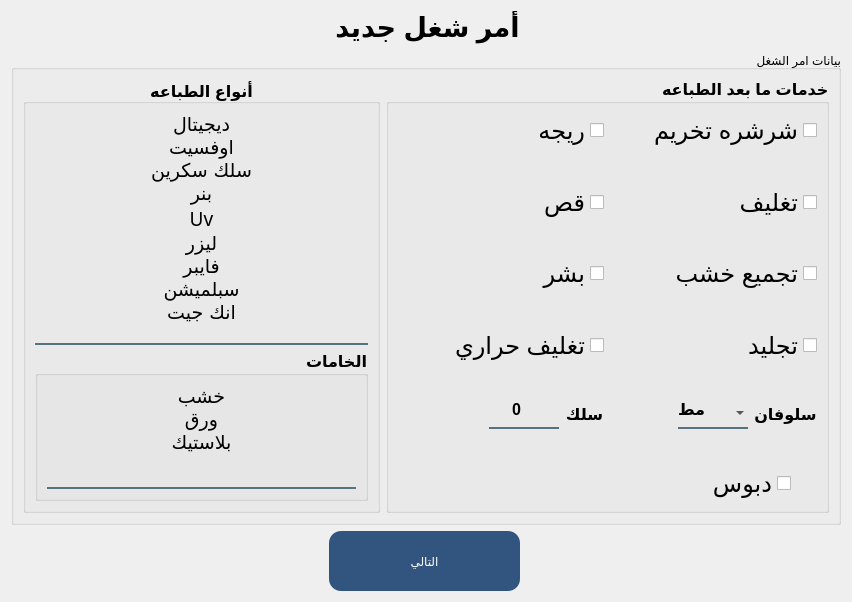
Abdel-RahmanSaied/treeAdvertising, file forms/newOrderData_view.ui: the form before one commit.
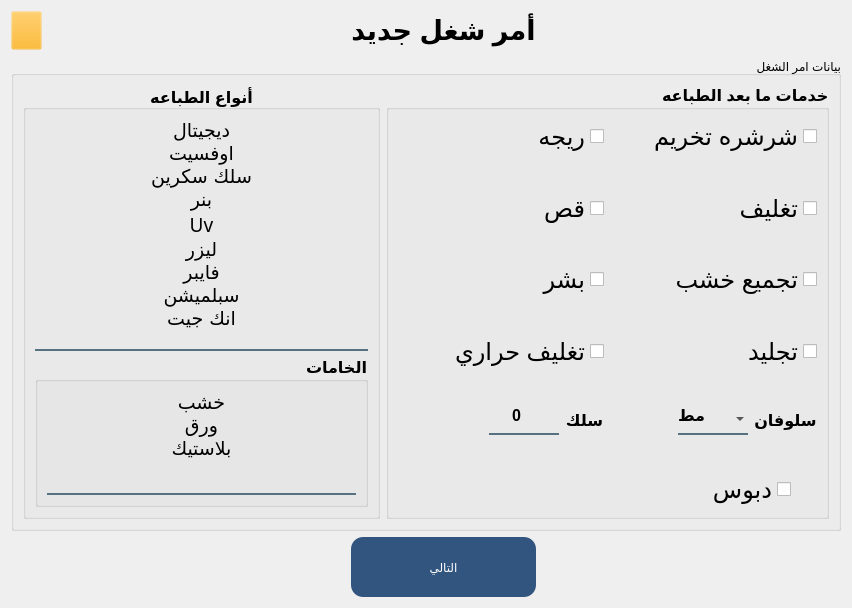
The form after the commit. Icons and pictures are not drawn.

What changed in the file:
```diff
--- a/forms/newOrderData_view.ui
+++ b/forms/newOrderData_view.ui
@@ -7,21 +7,53 @@
     <x>0</x>
     <y>0</y>
     <width>848</width>
-    <height>598</height>
+    <height>604</height>
    </rect>
   </property>
   <property name="windowTitle">
    <string>Form</string>
   </property>
   <layout class="QGridLayout" name="gridLayout_2">
-   <item row="0" column="3">
-    <spacer name="horizontalSpacer_11">
+   <item row="0" column="0">
+    <widget class="QPushButton" name="bck_btn">
+     <property name="minimumSize">
+      <size>
+       <width>31</width>
+       <height>39</height>
+      </size>
+     </property>
+     <property name="maximumSize">
+      <size>
+       <width>31</width>
+       <height>39</height>
+      </size>
+     </property>
+     <property name="styleSheet">
+      <string notr="true">background-color: rgb(255, 170, 0,4);</string>
+     </property>
+     <property name="text">
+      <string/>
+     </property>
+     <property name="icon">
+      <iconset resource="app_resources.qrc">
+       <normaloff>:/logo/images/icons8-back-67.png</normaloff>:/logo/images/icons8-back-67.png</iconset>
+     </property>
+     <property name="iconSize">
+      <size>
+       <width>31</width>
+       <height>39</height>
+      </size>
+     </property>
+    </widget>
+   </item>
+   <item row="0" column="1">
+    <spacer name="horizontalSpacer_10">
      <property name="orientation">
       <enum>Qt::Horizontal</enum>
      </property>
      <property name="sizeHint" stdset="0">
       <size>
-       <width>386</width>
+       <width>384</width>
        <height>20</height>
       </size>
      </property>
@@ -50,21 +82,8 @@
      </property>
     </widget>
    </item>
-   <item row="0" column="0" colspan="2">
-    <spacer name="horizontalSpacer_10">
-     <property name="orientation">
-      <enum>Qt::Horizontal</enum>
-     </property>
-     <property name="sizeHint" stdset="0">
-      <size>
-       <width>384</width>
-       <height>20</height>
-      </size>
-     </property>
-    </spacer>
-   </item>
-   <item row="2" column="3">
-    <spacer name="horizontalSpacer_2">
+   <item row="0" column="3">
+    <spacer name="horizontalSpacer_11">
      <property name="orientation">
       <enum>Qt::Horizontal</enum>
      </property>
@@ -76,46 +95,6 @@
      </property>
     </spacer>
    </item>
-   <item row="2" column="0">
-    <spacer name="horizontalSpacer">
-     <property name="orientation">
-      <enum>Qt::Horizontal</enum>
-     </property>
-     <property name="sizeHint" stdset="0">
-      <size>
-       <width>384</width>
-       <height>20</height>
-      </size>
-     </property>
-    </spacer>
-   </item>
-   <item row="2" column="1" colspan="2">
-    <widget class="QPushButton" name="next_btn">
-     <property name="minimumSize">
-      <size>
-       <width>0</width>
-       <height>60</height>
-      </size>
-     </property>
-     <property name="maximumSize">
-      <size>
-       <width>16777215</width>
-       <height>16777215</height>
-      </size>
-     </property>
-     <property name="styleSheet">
-      <string notr="true">font: 11pt &quot;Acumin Pro&quot;;
-color: rgb(255, 255, 255);
-background-color: rgb(50, 85, 127);
-
- border-radius: 12px;
-</string>
-     </property>
-     <property name="text">
-      <string>التالي</string>
-     </property>
-    </widget>
-   </item>
    <item row="1" column="0" colspan="4">
     <widget class="QGroupBox" name="groupBox">
      <property name="minimumSize">
@@ -807,6 +786,59 @@
      </layout>
     </widget>
    </item>
+   <item row="2" column="0" colspan="2">
+    <spacer name="horizontalSpacer">
+     <property name="orientation">
+      <enum>Qt::Horizontal</enum>
+     </property>
+     <property name="sizeHint" stdset="0">
+      <size>
+       <width>384</width>
+       <height>20</height>
+      </size>
+     </property>
+    </spacer>
+   </item>
+   <item row="2" column="2">
+    <widget class="QPushButton" name="next_btn">
+     <property name="minimumSize">
+      <size>
+       <width>0</width>
+       <height>60</height>
+      </size>
+     </property>
+     <property name="maximumSize">
+      <size>
+       <width>16777215</width>
+       <height>16777215</height>
+      </size>
+     </property>
+     <property name="styleSheet">
+      <string notr="true">font: 11pt &quot;Acumin Pro&quot;;
+color: rgb(255, 255, 255);
+background-color: rgb(50, 85, 127);
+
+ border-radius: 12px;
+</string>
+     </property>
+     <property name="text">
+      <string>التالي</string>
+     </property>
+    </widget>
+   </item>
+   <item row="2" column="3">
+    <spacer name="horizontalSpacer_2">
+     <property name="orientation">
+      <enum>Qt::Horizontal</enum>
+     </property>
+     <property name="sizeHint" stdset="0">
+      <size>
+       <width>386</width>
+       <height>20</height>
+      </size>
+     </property>
+    </spacer>
+   </item>
   </layout>
  </widget>
  <resources/>
```
Left out of the diff: 4 changed lines with no effect on the pictures.
